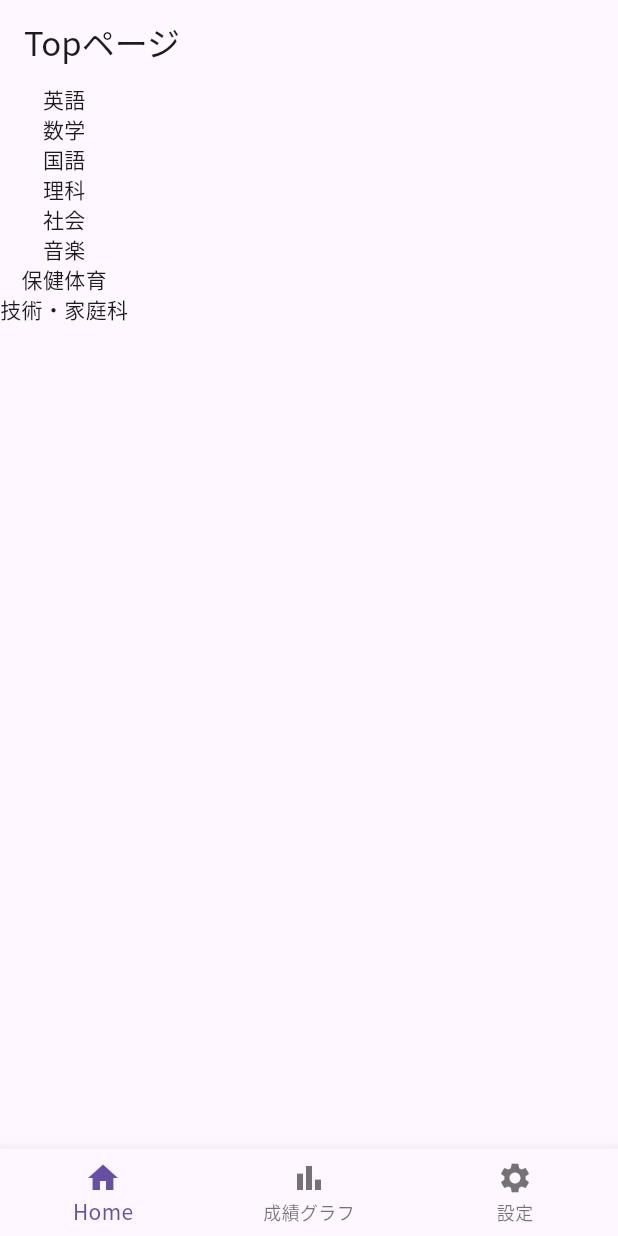
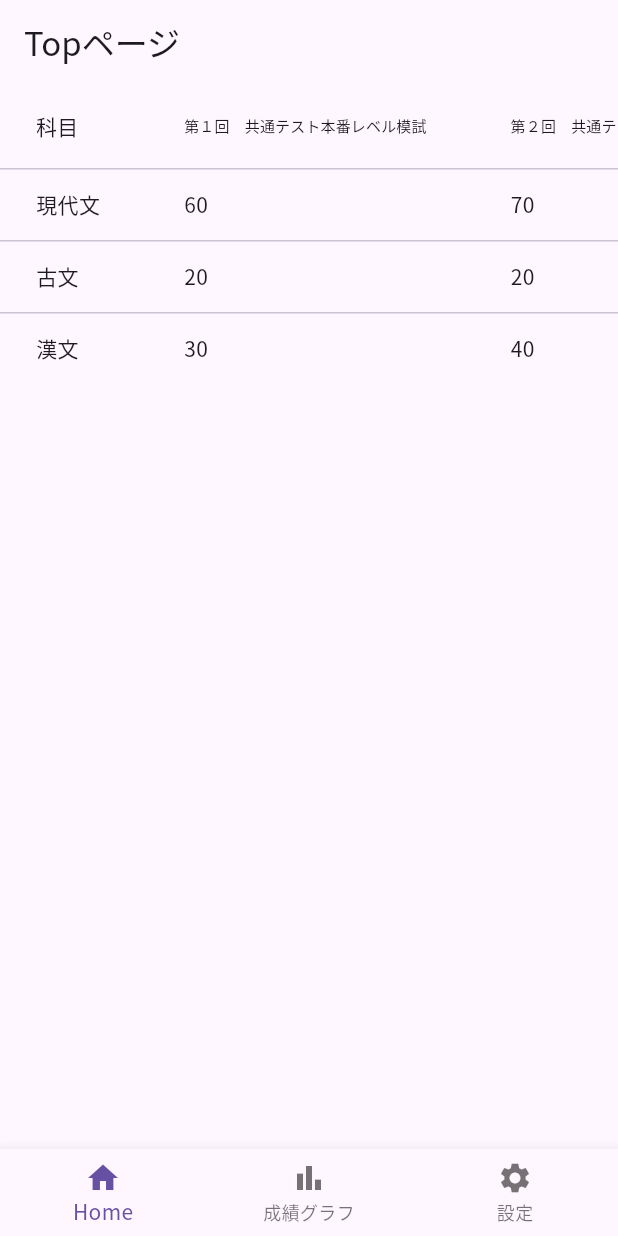
Before and after one commit to Kaiyan10/study_score_app, a Flutter app: the screen it shows after launch, on a phone screen of 412 x 824 dp. Run offline on Flutter 3.47's test engine with Material 3 defaults, Android fonts, the phone set to English and light mode, and no system bars; our stand-ins replace fl_chart, settings_ui.

Commit message:
20240217_2

```diff
--- a/lib/data/dummy_data.dart
+++ b/lib/data/dummy_data.dart
@@ -1,22 +1,59 @@
+import 'package:test_score_app/models/standard_test_subject.dart';
+
 import '../models/subject_data.dart';
-import '../models/routine_test_score.dart';
+import '../models/Standard_test_score.dart';
+
+var dummySubject = StandardTestSubject(
+  math1TestSubject: Math1Subject.math1a,
+  science1TestSubject: ScienceSubject.physics,
+  science2TestSubject: ScienceSubject.chemistry,
+  society1TestSubject: SocietySubject.geography
+);
 
 var dummyScore = [
-  RoutineTestScore(testName: "1年1学期中間", subjectDatas: [
-    SubjectData(subjectName: "英語", score: 80),
-    SubjectData(subjectName: "数学", score: 60),
-    SubjectData(subjectName: "国語", score: 40),
-    SubjectData(subjectName: "理科", score: 70),
-    SubjectData(subjectName: "社会", score: 60),
-  ]),
-  RoutineTestScore(testName: "1年1学期期末", subjectDatas: [
-    SubjectData(subjectName: "英語", score: 50),
-    SubjectData(subjectName: "数学", score: 70),
-    SubjectData(subjectName: "国語", score: 80),
-    SubjectData(subjectName: "理科", score: 40),
-    SubjectData(subjectName: "社会", score: 50),
-    SubjectData(subjectName: "音楽", score: 40),
-    SubjectData(subjectName: "保健体育", score: 40),
-    SubjectData(subjectName: "技術・家庭科", score: 50),
-  ]),
+  StandardTestScore(
+      no: 1,
+      testName: "第１回　共通テスト本番レベル模試",
+      modernJapaneseTestScore: 60,
+    classicalJapaneseTestScore: 20,
+    classicalChineseTestScore: 30,
+    math1TestScore: 30,
+    math2TestScore: 50,
+    science1TestScore: 40,
+    science2TestScore: 30,
+    society1TestScore: 30,
+    readingTestScore: 60,
+    listeningTestScore: 50,
+    informationTestScore: 60
+  ),
+  StandardTestScore(
+      no: 1,
+      testName: "第２回　共通テスト本番レベル模試",
+      modernJapaneseTestScore: 70,
+      classicalJapaneseTestScore: 20,
+      classicalChineseTestScore: 40,
+      math1TestScore: 70,
+      math2TestScore: 20,
+      science1TestScore: 70,
+      science2TestScore: 40,
+      society1TestScore: 70,
+      readingTestScore: 80,
+      listeningTestScore: 60,
+      informationTestScore: 50
+  ),
+  StandardTestScore(
+      no: 1,
+      testName: "第３回　共通テスト本番レベル模試",
+      modernJapaneseTestScore: 70,
+      classicalJapaneseTestScore: 30,
+      classicalChineseTestScore: 40,
+      math1TestScore: 90,
+      math2TestScore: 90,
+      science1TestScore: 70,
+      science2TestScore: 80,
+      society1TestScore: 20,
+      readingTestScore: 50,
+      listeningTestScore: 70,
+      informationTestScore: 30
+  ),
 ];
--- a/lib/screens/top_view.dart
+++ b/lib/screens/top_view.dart
@@ -1,6 +1,9 @@
 import 'package:flutter/material.dart';
+import 'package:flutter/rendering.dart';
 import 'package:test_score_app/data/dummy_data.dart';
-import 'package:test_score_app/models/routine_test_score.dart';
+import 'package:test_score_app/models/Standard_test_score.dart';
+import 'package:test_score_app/models/standard_test_subject.dart';
+import 'package:test_score_app/screens/chart_view.dart';
 
 class TopViewScreen extends StatefulWidget {
   const TopViewScreen({Key? key}) : super(key: key);
@@ -11,36 +14,46 @@
 
 class _TopViewScreenState extends State<TopViewScreen> {
   final selectedIndex = <int>{};
+  final subjects = dummySubject;
   final scores = dummyScore;
-  final subjectNameList = subjectNameListMaking(dummyScore);
-
-
 
   @override
   Widget build(BuildContext context) {
-
     return Scaffold(
         appBar: AppBar(
           title: const Text("Topページ"),
         ),
-        body:Column(
-          children: [
-            for (final name in subjectNameList)
-              Text(name),
-          ],
-        )
-        );
+        body: SingleChildScrollView(
+          scrollDirection: Axis.horizontal,
+          child: DataTable(
+            columns: [
+              DataColumn(label: Text("科目"),),
+              for (final score in scores)
+                DataColumn(
+                    label: Text(
+                  score.testName,
+                  style: TextStyle(fontSize: 10),
+                )),
+            ],
+            rows: [
+              DataRow(cells: [
+                DataCell(Text(subjects.modernJapaneseTestSubject.toString(),),),
+                for (final score in scores)
+                  DataCell(Text(score.modernJapaneseTestScore.toString(),),),
+              ]),
+              DataRow(cells: [
+                DataCell(Text(subjects.classicalJapaneseTestSubject.toString(),),),
+                for (final score in scores)
+                  DataCell(Text(score.classicalJapaneseTestScore.toString(),),),
+              ]),
+              DataRow(cells: [
+                DataCell(Text(subjects.classicalChineseTestSubject.toString(),),),
+                for (final score in scores)
+                  DataCell(Text(score.classicalChineseTestScore.toString(),),),
+              ]),
+
+            ],
+          ),
+        ));
   }
 }
-
-
-List<String> subjectNameListMaking(List<RoutineTestScore> testScores){
-  List<String> subjectNameList = [];
-  for (int i=0;i<testScores.length;i++)
-    for(int j=0;j<testScores[i].subjectDatas.length;j++)
-      subjectNameList.add(testScores[i].subjectDatas[j].subjectName);
-
-  subjectNameList = subjectNameList.toSet().toList();
-  return subjectNameList;
-
-}
```
Also changed, not shown: lib/models/Standard_test_score.dart (added, +33 -0 lines), lib/models/routine_test_score.dart (deleted, +0 -11 lines), lib/models/standard_test_subject.dart (added, +105 -0 lines), lib/models/subject_std_test.dart (deleted).
